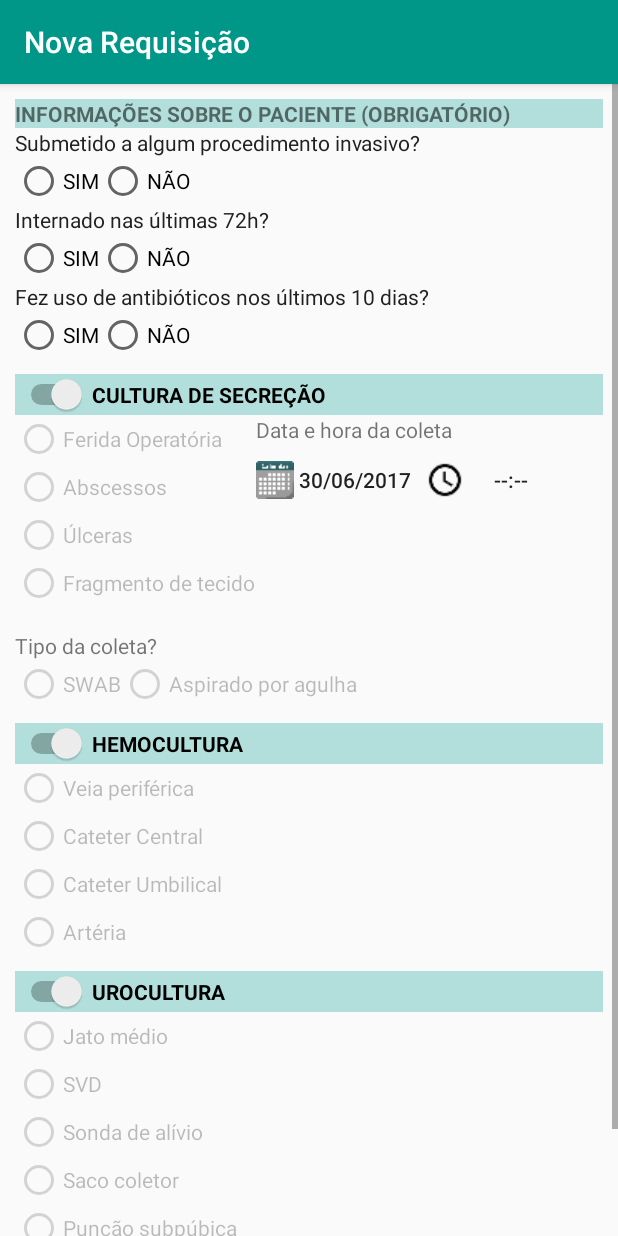
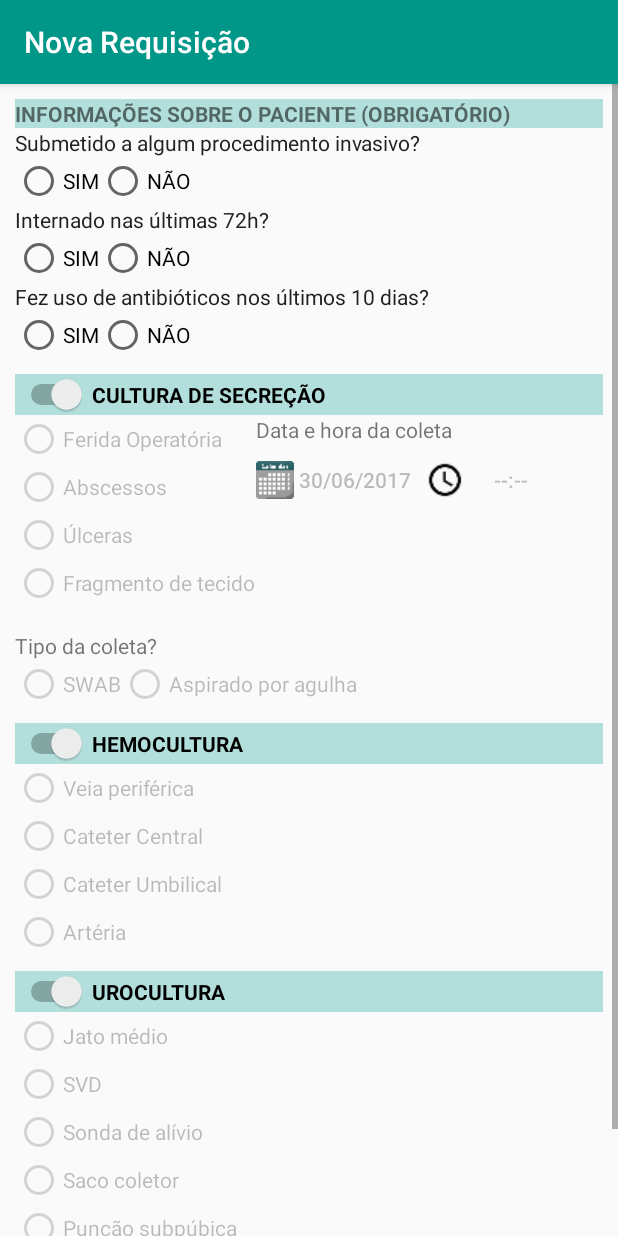
Before and after one commit to raimundogomes/tcc, an Android app: the NovaRequisicaoActivity screen opened directly, with no data from a screen before it, on a phone screen of 412 x 824 dp. Run offline under Robolectric (Android 15) with nearby library versions, the phone set to English and light mode, and no system bars; our stand-ins replace Volley; 1 statement that could not run was skipped.

Commit message:
desabilitando data e hora

```diff
--- a/SGR/app/src/main/java/br/ufrn/imd/sgr/activities/ExameSecrecao.java
+++ b/SGR/app/src/main/java/br/ufrn/imd/sgr/activities/ExameSecrecao.java
@@ -88,6 +88,9 @@ public class ExameSecrecao {
             radioFragmentoTecido.setEnabled(true);
             radioSwab.setEnabled(true);
             radioAspiradoAgulha.setEnabled(true);
+
+            botaoDataSecrecao.setEnabled(true);
+            botaoHoraSecrecao.setEnabled(true);
         } else {
             radioFeridaOperatoria.setEnabled(false);
             radioFeridaOperatoria.setChecked(false);
@@ -103,6 +106,9 @@ public class ExameSecrecao {
 
             radioSwab.setEnabled(false);
             radioAspiradoAgulha.setEnabled(false);
+
+            botaoDataSecrecao.setEnabled(false);
+            botaoHoraSecrecao.setEnabled(false);
         }
     }
 
--- a/SGR/app/src/main/java/br/ufrn/imd/sgr/activities/NovaRequisicaoActivity.java
+++ b/SGR/app/src/main/java/br/ufrn/imd/sgr/activities/NovaRequisicaoActivity.java
@@ -247,7 +247,7 @@ public class NovaRequisicaoActivity extends AppCompatActivity implements Compoun
             new TimePickerDialog.OnTimeSetListener() {
                 public void onTimeSet(TimePicker view, int selectedHour,
                                       int selectedMinute) {
-                    exameSecrecao.getBotaoHoraSecrecao().setText(" " + selectedHour + ":"+selectedMinute);
+                    exameSecrecao.getBotaoHoraSecrecao().setText( selectedHour + ":"+selectedMinute);
 
                 }
             };
--- a/SGR/app/src/main/res/layout/activity_nova_requisicao.xml
+++ b/SGR/app/src/main/res/layout/activity_nova_requisicao.xml
@@ -143,7 +143,7 @@
                 android:layout_height="wrap_content" android:orientation="horizontal">
 
 
-                <Button android:background="@null" android:enabled="true"
+                <Button android:background="@null" android:enabled="false"
 
                     android:layout_width="wrap_content"
 
@@ -154,7 +154,7 @@
 
                     android:drawableLeft="@drawable/calendar"          />
 
-                <Button android:background="@null" android:enabled="true" android:layout_marginLeft="@dimen/text_margin"
+                <Button android:background="@null" android:enabled="false" android:layout_marginLeft="@dimen/text_margin"
                     android:layout_width="wrap_content" android:text="--:--"
                     android:layout_height="wrap_content"
                     android:id="@+id/bt_hora_secrecao"
```
